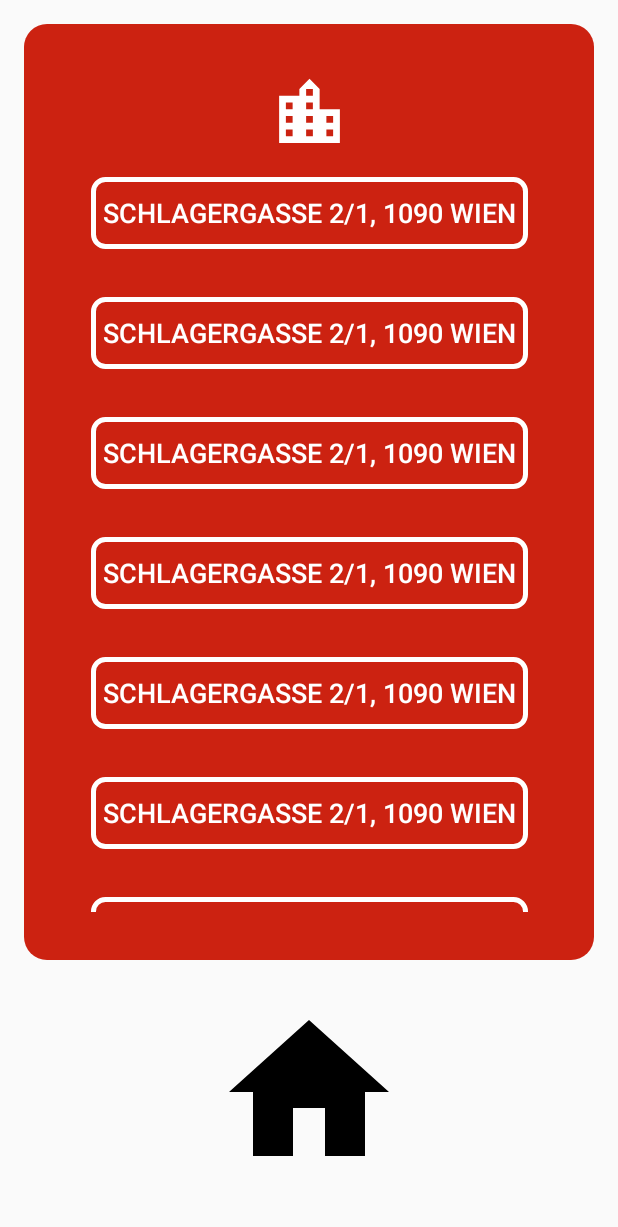
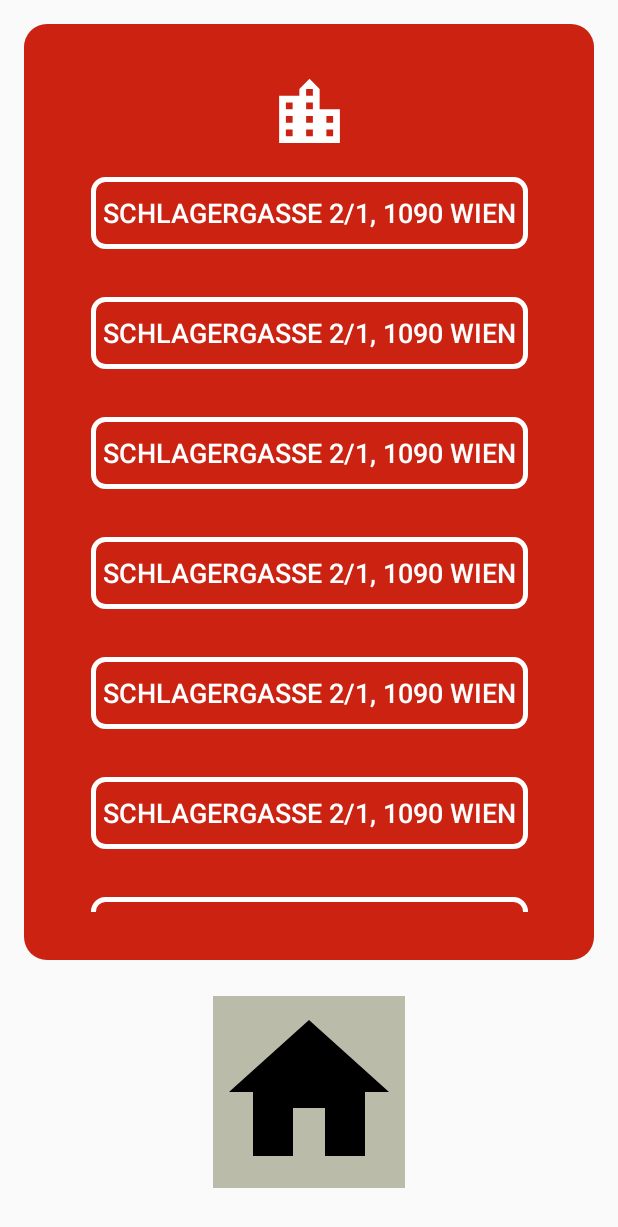
Before and after one commit to dfilipovic-tgm/UI_SeniorenApp, an Android app: the Klubs screen opened directly, with no data from a screen before it, on a phone screen of 412 x 824 dp. Shown: the top 1227 px of the screen. Run offline under Robolectric (Android 15) with nearby library versions, the phone set to English and light mode, and no system bars.

Commit message:
Button überarbeitet(Home

```diff
--- a/app/src/main/res/drawable/ic_home_black_24dp.xml
+++ b/app/src/main/res/drawable/ic_home_black_24dp.xml
@@ -1,4 +1,7 @@
 <vector android:height="36dp" android:viewportHeight="24.0"
-    android:viewportWidth="24.0" android:width="36dp" xmlns:android="http://schemas.android.com/apk/res/android">
+    android:viewportWidth="24.0" android:width="48dp" xmlns:android="http://schemas.android.com/apk/res/android">
+    <path android:name="square"
+        android:fillColor="#BBBBAA"
+        android:pathData="M0,0 L24,0 L24,24 L0,24 z" />
     <path android:fillColor="#FF000000" android:pathData="M10,20v-6h4v6h5v-8h3L12,3 2,12h3v8z"/>
 </vector>
--- a/app/src/main/res/layout/activity_aktivitaet.xml
+++ b/app/src/main/res/layout/activity_aktivitaet.xml
@@ -107,7 +107,6 @@
 
     <Button
         android:id="@+id/button3"
-        android:onClick="openMaps"
         android:layout_width="wrap_content"
         android:layout_height="wrap_content"
         android:background="@drawable/klubs_kachel"
--- a/app/src/main/res/layout/activity_klubs.xml
+++ b/app/src/main/res/layout/activity_klubs.xml
@@ -22,7 +22,7 @@
         app:layout_constraintTop_toTopOf="parent"
         app:layout_constraintVertical_bias="0.0" />
 
-    <Button
+    <ImageButton
         android:id="@+id/button2"
         android:layout_width="128dp"
         android:layout_height="128dp"
@@ -30,7 +30,6 @@
         android:layout_marginEnd="32dp"
         android:layout_marginBottom="32dp"
         android:background="@drawable/ic_home_black_24dp"
-        android:text="Button"
         app:layout_constraintBottom_toBottomOf="parent"
         app:layout_constraintEnd_toEndOf="@+id/textView"
         app:layout_constraintStart_toStartOf="@+id/textView" />
```
